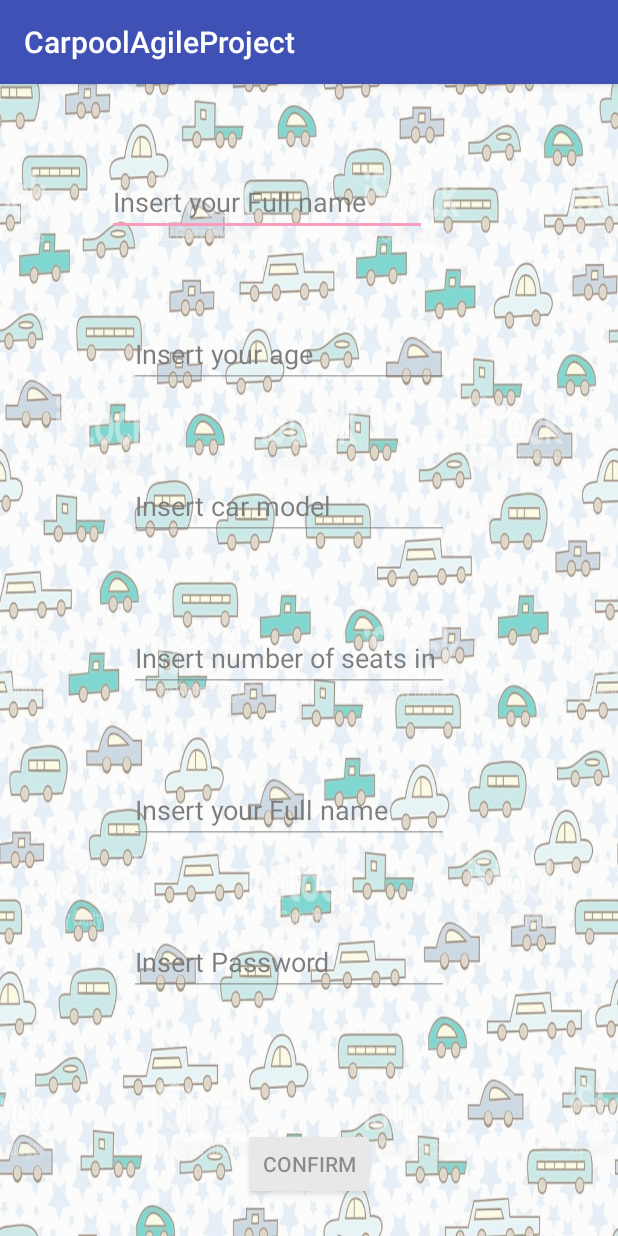
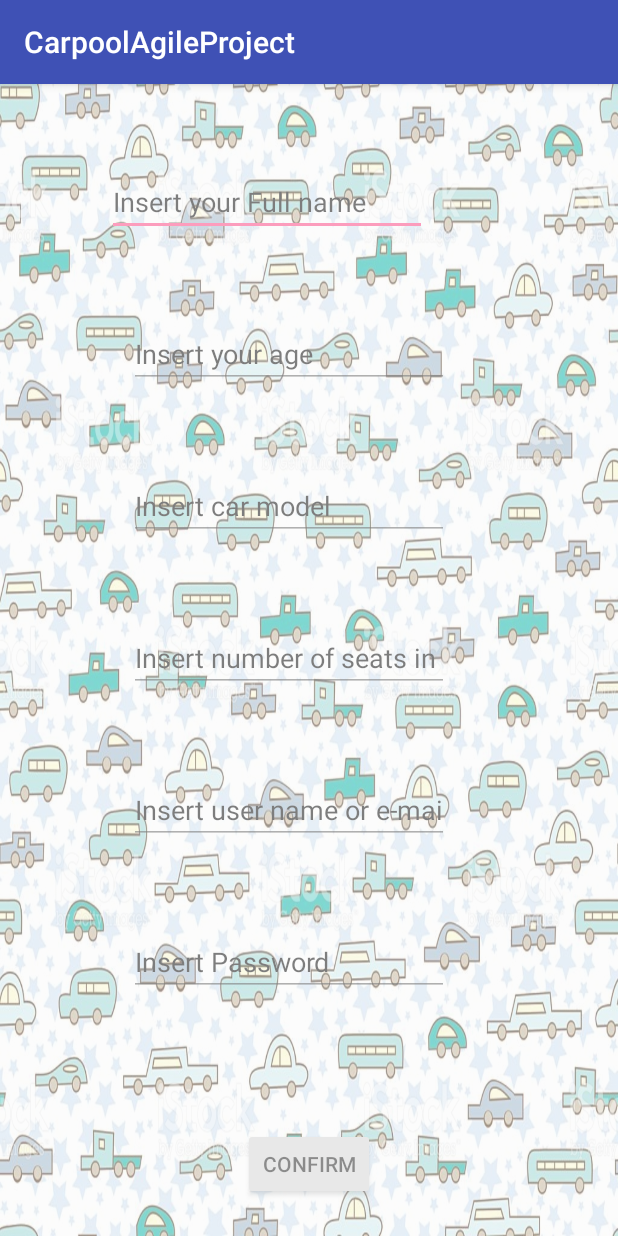
Before and after one commit to yaron919/CarpoolAgileProject, an Android app: the RegistrationActivity screen opened directly, with no data from a screen before it, on a phone screen of 412 x 824 dp. Run offline under Robolectric (Android 15) with nearby library versions, the phone set to English and light mode, and no system bars; our stand-ins replace Firebase (no records; nobody signed in at launch, a user with empty details on screens opened directly).

Commit message:
string fix for registration

```diff
--- a/app/src/main/res/layout/activity_registration.xml
+++ b/app/src/main/res/layout/activity_registration.xml
@@ -87,7 +87,7 @@
         android:layout_marginStart="71dp"
         android:layout_marginTop="16dp"
         android:ems="10"
-        android:hint="@string/reg_name"
+        android:hint="@string/reg_userName"
         android:inputType="text"
         android:textColor="@color/Black"
         android:textColorHint="@color/Black"
```
